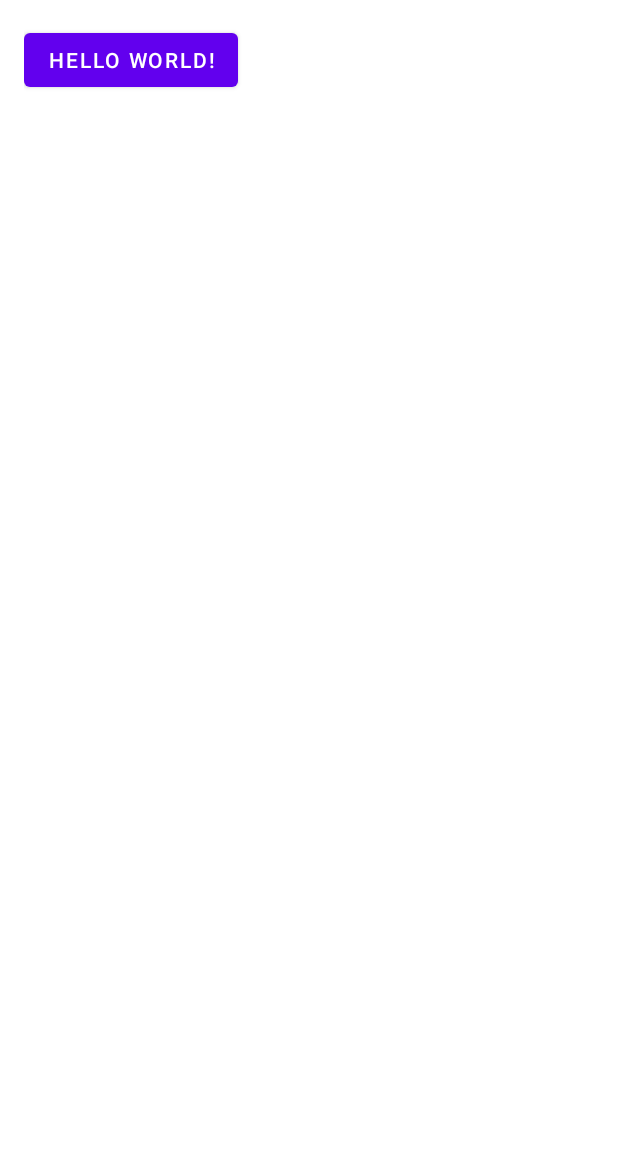
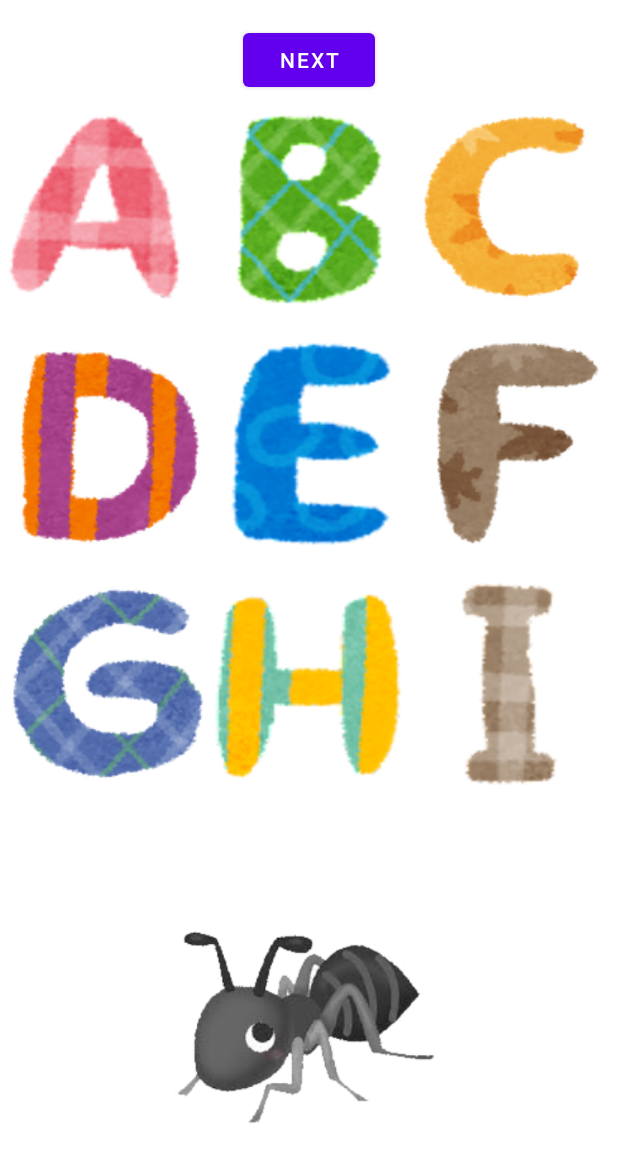
Before and after one commit to hiroto-ugajin/tipABC, an Android app: the layout activity_main.xml on its own in the app's theme, with its tools: preview values and no code run, on a phone screen of 412 x 824 dp. Shown: the top 1162 px of the screen. Run offline under Robolectric (Android 15) with nearby library versions, the phone set to English and light mode, and no system bars.

Commit message:
ABC設置

```diff
--- a/app/src/main/res/layout/activity_main.xml
+++ b/app/src/main/res/layout/activity_main.xml
@@ -3,16 +3,140 @@
     xmlns:tools="http://schemas.android.com/tools"
     android:layout_width="match_parent"
     android:layout_height="match_parent"
-    android:paddingLeft="16dp"
-    android:paddingTop="16dp"
-    android:paddingRight="16dp"
-    android:paddingBottom="16dp"
     tools:context=".MainActivity">
 
     <Button
         android:id="@+id/button"
         android:layout_width="wrap_content"
         android:layout_height="wrap_content"
-        android:text="Hello World!" />
+        android:text="next"
+        android:layout_marginTop="16dp"
+        android:layout_centerHorizontal="true"/>
+
+
+
+
+        <!-- 1行目のボタン -->
+<!--        <LinearLayout-->
+<!--            android:layout_below="@id/button"-->
+<!--            android:id="@+id/linear1"-->
+<!--            android:layout_width="match_parent"-->
+<!--            android:layout_height="wrap_content"-->
+<!--            android:orientation="horizontal">-->
+
+    <LinearLayout
+        android:id="@+id/linear1"
+        android:layout_width="match_parent"
+        android:layout_height="wrap_content"
+        android:layout_below="@id/button"
+        android:orientation="horizontal">
+
+        <ImageButton
+            android:id="@+id/button1"
+            android:layout_width="0dp"
+            android:layout_height="match_parent"
+            android:layout_weight="1"
+            android:background="@android:color/transparent"
+            android:src="@drawable/square_a"  />
+
+            <ImageButton
+                android:id="@+id/button2"
+                android:layout_width="0dp"
+                android:layout_height="match_parent"
+                android:layout_weight="1"
+                android:background="@android:color/transparent"
+                android:src="@drawable/square_b"  />
+
+            <ImageButton
+                android:id="@+id/button3"
+                android:layout_width="0dp"
+                android:layout_height="match_parent"
+                android:layout_weight="1"
+                android:background="@android:color/transparent"
+                android:src="@drawable/square_c" />
+
+        </LinearLayout>
+
+        <!-- 2行目のボタン -->
+        <LinearLayout
+            android:layout_below="@+id/linear1"
+            android:id="@+id/linear2"
+            android:layout_width="match_parent"
+            android:layout_height="wrap_content"
+            android:layout_marginTop="8dp"
+            android:orientation="horizontal"
+            tools:ignore="NotSibling">
+
+            <ImageButton
+                android:id="@+id/button4"
+                android:layout_width="0dp"
+                android:layout_height="wrap_content"
+                android:layout_weight="1"
+                android:background="@android:color/transparent"
+                android:src="@drawable/square_d" />
+
+            <ImageButton
+                android:id="@+id/button5"
+                android:layout_width="0dp"
+                android:layout_height="wrap_content"
+                android:layout_weight="1"
+                android:background="@android:color/transparent"
+                android:src="@drawable/square_e"  />
+
+            <ImageButton
+                android:id="@+id/button6"
+                android:layout_width="0dp"
+                android:layout_height="wrap_content"
+                android:layout_weight="1"
+                android:background="@android:color/transparent"
+                android:src="@drawable/square_f"  />
+
+        </LinearLayout>
+
+            <!-- 3行目のボタン -->
+        <LinearLayout
+            android:layout_below="@id/linear2"
+            android:id="@+id/linear3"
+            android:layout_width="match_parent"
+            android:layout_height="wrap_content"
+            android:layout_marginTop="8dp"
+            android:orientation="horizontal"
+            tools:ignore="NotSibling">
+
+        <ImageButton
+            android:id="@+id/button7"
+            android:layout_width="0dp"
+            android:layout_height="wrap_content"
+            android:layout_weight="1"
+            android:background="@android:color/transparent"
+            android:src="@drawable/square_g" />
+
+        <ImageButton
+            android:id="@+id/button8"
+            android:layout_width="0dp"
+            android:layout_height="wrap_content"
+            android:layout_weight="1"
+            android:background="@android:color/transparent"
+            android:src="@drawable/square_h"  />
+
+            <ImageButton
+                android:id="@+id/button9"
+                android:layout_width="0dp"
+                android:layout_height="wrap_content"
+                android:layout_weight="1"
+                android:background="@android:color/transparent"
+                android:src="@drawable/square_i"  />
+
+        </LinearLayout>
+
+    <!-- ImageView -->
+    <ImageView
+        android:id="@+id/imageView"
+        android:layout_width="wrap_content"
+        android:layout_height="wrap_content"
+        android:layout_below="@id/linear3"
+        android:layout_centerHorizontal="true"
+        android:src="@drawable/b1"
+        tools:ignore="NotSibling" />
 
 </RelativeLayout>
```
Also changed, not shown: app/src/main/res/drawable/b1.png (added), app/src/main/res/drawable/squareABC/square_a.png (added), app/src/main/res/drawable/squareABC/square_b.png (added), app/src/main/res/drawable/squareABC/square_c.png (added), app/src/main/res/drawable/squareABC/square_d.png (added), app/src/main/res/drawable/squareABC/square_e.png (added), app/src/main/res/drawable/squareABC/square_f.png (added), app/src/main/res/drawable/squareABC/square_g.png (added), app/src/main/res/drawable/squareABC/square_h.png (added), app/src/main/res/drawable/squareABC/square_i.png (added), app/src/main/res/drawable/square_a.png (added), app/src/main/res/drawable/square_b.png (added), app/src/main/res/drawable/square_c.png (added), app/src/main/res/drawable/square_d.png (added), 5 more files.
